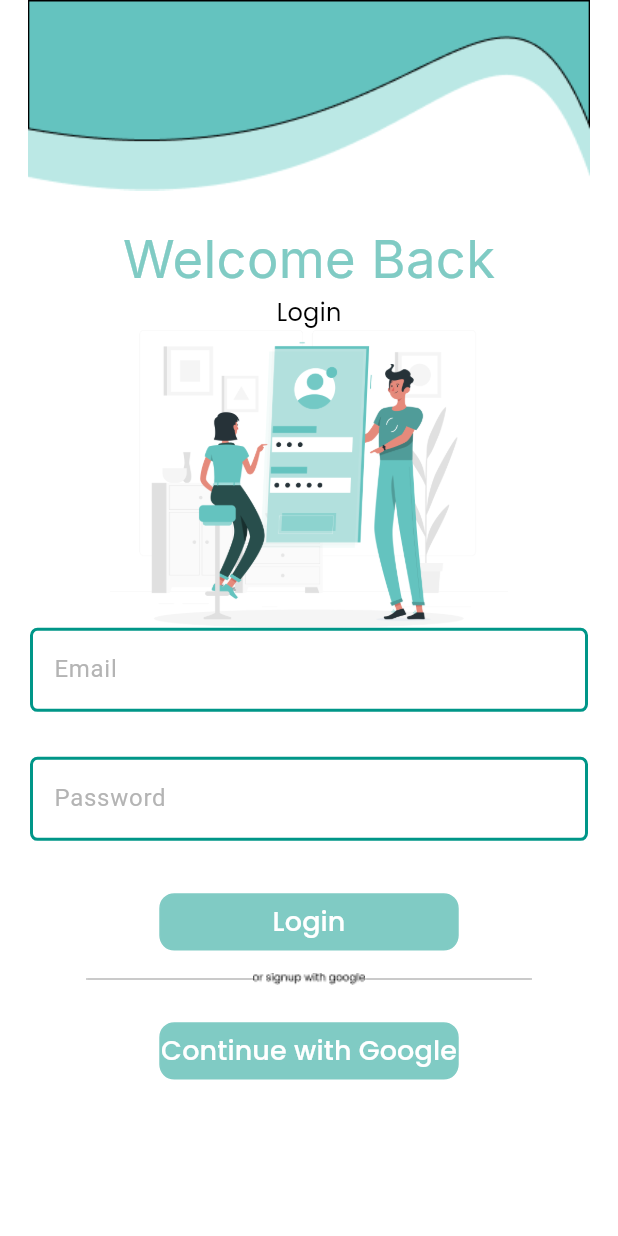
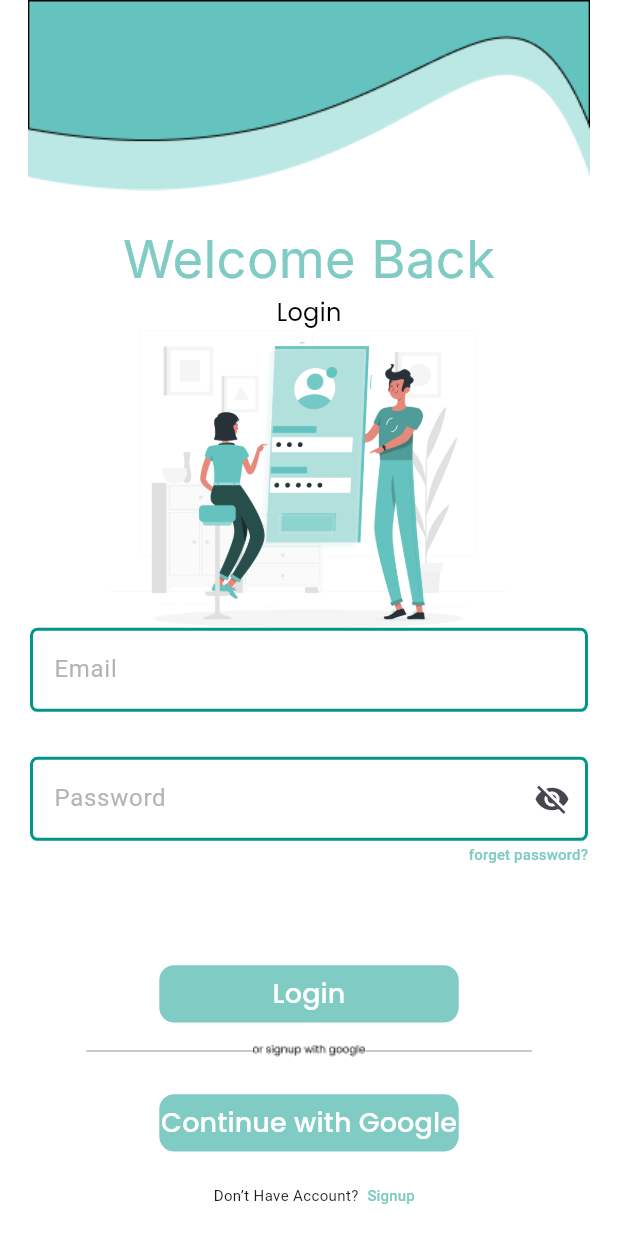
Before and after one commit to abdowqtube5-cmyk/Applacition-Devlopering, a Flutter app: the screen it shows after launch, after a tap on "Login", on a phone screen of 412 x 824 dp. Run offline on Flutter 3.47's test engine with Material 3 defaults, Android fonts, the phone set to English and light mode, and no system bars; our stand-ins replace get, google_fonts.

Commit message:
password visables version

```diff
--- a/lib/controller/login_controller.dart
+++ b/lib/controller/login_controller.dart
@@ -4,4 +4,11 @@ import 'package:get/get.dart';
 class LoginController extends GetxController {
   TextEditingController controllerEmail = TextEditingController();
   TextEditingController controllerPassword = TextEditingController();
+
+  bool isvisable = false;
+
+  void actionvisible() {
+    isvisable = !isvisable;
+    update();
+  }
 }
--- a/lib/controller/sginup_controller.dart
+++ b/lib/controller/sginup_controller.dart
@@ -8,4 +8,11 @@ class SginupController extends GetxController {
   TextEditingController controllerPhoneNumber = TextEditingController();
   TextEditingController controllerCreatePassword = TextEditingController();
   TextEditingController controllerConfirmPassword = TextEditingController();
+
+  bool isvisable = false;
+
+  void actionvisible() {
+    isvisable = !isvisable;
+    update();
+  }
 }
--- a/lib/view/screen/login_screen.dart
+++ b/lib/view/screen/login_screen.dart
@@ -14,6 +14,7 @@ class LoginScreen extends GetView<LoginController> {
       backgroundColor: Colors.white,
       body: SingleChildScrollView(
         child: Column(
+          mainAxisAlignment: MainAxisAlignment.spaceBetween,
           children: [
             Image.asset("assets/images/1.png"),
             SizedBox(height: 20),
@@ -21,32 +22,105 @@ class LoginScreen extends GetView<LoginController> {
               "Welcome Back",
               style: GoogleFonts.inter(
                 textStyle: TextStyle(fontSize: 35, color: Colors.teal[200]),
-            )),
+              ),
+            ),
             Text(
               "Login",
               style: GoogleFonts.poppins(
                 textStyle: TextStyle(fontSize: 16, color: Colors.black),
-            )),
-            Image.asset("assets/images/2.png",width: 266.47, height: 198.58,),
-            TextformfieldSginup(controller: controller.controllerEmail, hintText: "Email"),
-            SizedBox(height: 30,),
-            TextformfieldSginup(controller: controller.controllerPassword, hintText: "Password"),
-            SizedBox(height: 30,),
-            Button(text: "Login", color: Colors.teal[200], colorfont: Colors.white,),
-            SizedBox(height: 10,),
+              ),
+            ),
+            Image.asset("assets/images/2.png", width: 266.47, height: 198.58),
+
+            //حقل email
+            TextformfieldSginup(
+              controller: controller.controllerEmail,
+              hintText: "Email",
+            ),
+            SizedBox(height: 30),
+            //حقل password
+            GetBuilder(
+              builder: (LoginController controller) => TextformfieldSginup(
+                controller: controller.controllerPassword,
+                hintText: "Password",
+                obscureText: controller.isvisable == false ? true : false,
+                suffixIcon: IconButton(
+                  onPressed: () {
+                    controller.actionvisible();
+                  },
+                  icon: controller.isvisable == true
+                      ? Icon(Icons.visibility)
+                      : Icon(Icons.visibility_off),
+                ),
+              ),
+            ),
+            Row(
+              spacing: 1,
+
+              mainAxisAlignment: MainAxisAlignment.end,
+              crossAxisAlignment: CrossAxisAlignment.center,
+              children: [
+                MaterialButton(
+                  height: 1,
+                  padding: EdgeInsets.only(bottom: 30, right: 20),
+                  onPressed: () {},
+                  child: Text(
+                    "forget password?",
+                    style: TextStyle(fontSize: 10, color: Colors.teal[200]),
+                  ),
+                ),
+              ],
+            ),
+            SizedBox(height: 30),
+            Button(
+              text: "Login",
+              color: Colors.teal[200],
+              colorfont: Colors.white,
+            ),
+
+            SizedBox(height: 10),
+            //inputs of links of google and sginup
             Container(
-
-                child: Row(mainAxisAlignment: MainAxisAlignment.center,
+              child: Row(
+                mainAxisAlignment: MainAxisAlignment.center,
                 children: [
                   Image.asset("assets/images/Vector 1.png"),
                   Image.asset("assets/images/4.png"),
                   Image.asset("assets/images/Vector 2.png"),
-                ],),
+                ],
               ),
-            SizedBox(height: 20,),
-            Button(text: "Continue with Google",color: Colors.teal[200],colorfont: Colors.white,)
-            ]
-            )
-    ));
+            ),
+            SizedBox(height: 20),
+            Button(
+              text: "Continue with Google",
+              color: Colors.teal[200],
+              colorfont: Colors.white,
+            ),
+            Container(
+              padding: EdgeInsets.only(left: 60),
+              child: Row(
+                mainAxisAlignment: MainAxisAlignment.center,
+                children: [
+                  Text(
+                    "Don’t Have Account? ",
+                    style: TextStyle(fontSize: 10),
+                  ),
+                  MaterialButton(
+                    padding: EdgeInsets.only(right: 50),
+                    onPressed: () {
+                      Get.toNamed("/Sginup");
+                    },
+                    child: Text(
+                      "Signup",
+                      style: TextStyle(fontSize: 10, color: Colors.teal[200]),
+                    ),
+                  ),
+                ],
+              ),
+            ),
+          ],
+        ),
+      ),
+    );
   }
 }
--- a/lib/view/widget/textformfield_Sginup.dart
+++ b/lib/view/widget/textformfield_Sginup.dart
@@ -3,10 +3,19 @@ import 'package:flutter/material.dart';
 class TextformfieldSginup extends StatelessWidget {
   final TextEditingController? controller;
   final String? hintText;
+  final void Function()? onPressed;
+  final Widget? suffixIcon;
+  final String? labelText;
+  final bool obscureText;
   const TextformfieldSginup({
+
     super.key,
     required this.controller,
     required this.hintText,
+    this.onPressed,
+    this.suffixIcon,
+    this.labelText,
+     this.obscureText =true,
   });
 
   @override
@@ -14,8 +23,11 @@ class TextformfieldSginup extends StatelessWidget {
     return Padding(
       padding: EdgeInsets.symmetric(horizontal: 20),
       child: TextFormField(
+        obscureText: obscureText,
+        obscuringCharacter: '.',
         controller: controller,
         decoration: InputDecoration(
+          labelText: labelText,
           filled: true,
           fillColor: Colors.white,
           hintText: hintText,
@@ -28,6 +40,7 @@ class TextformfieldSginup extends StatelessWidget {
           focusedBorder: OutlineInputBorder(
             borderSide: BorderSide(color: Colors.teal, width: 1),
           ),
+          suffixIcon: suffixIcon,
         ),
       ),
     );
```
Also changed, not shown: lib/view/screen/sginup_screen.dart (+108 -24 lines). Lines whose indentation alone changed are shown as unchanged.
